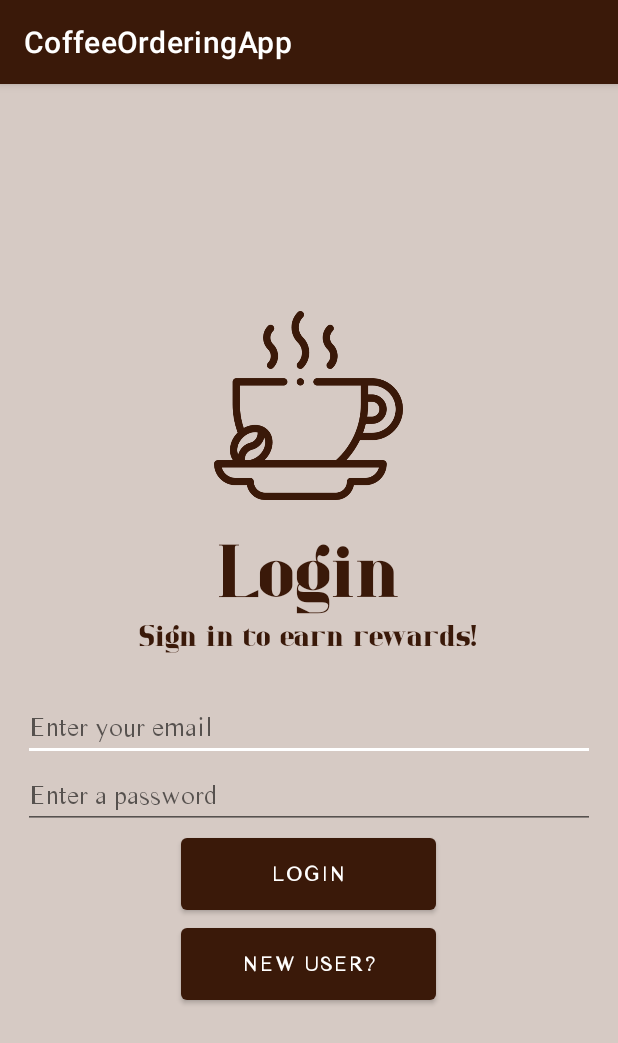
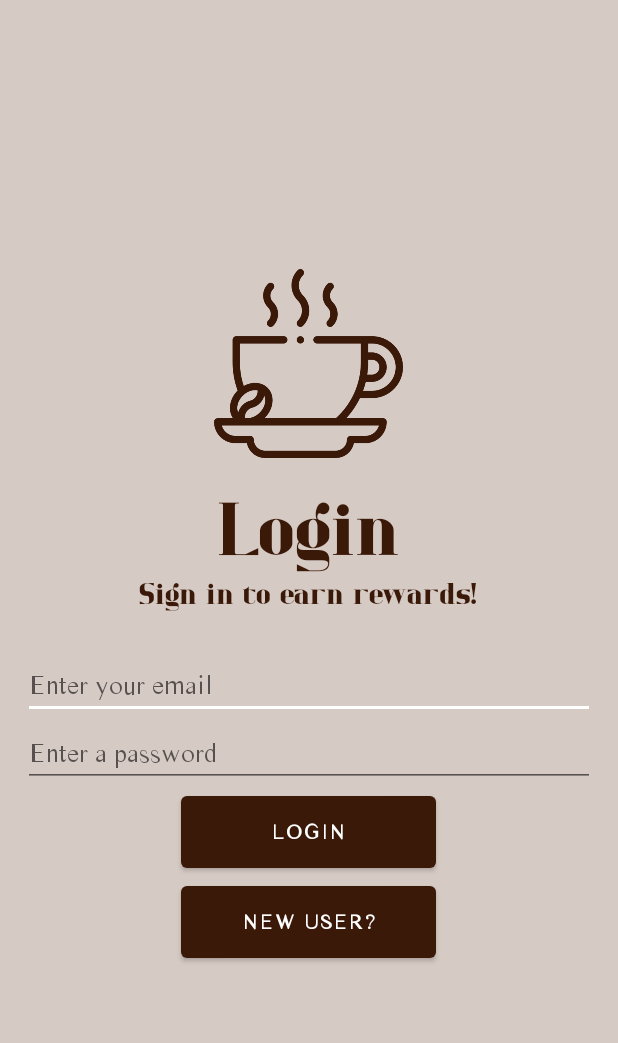
Before and after one commit to h-akram/CoffeeOrderingApp, an Android app: the screen it shows after launch (LoginActivity), on a phone screen of 412 x 824 dp. Shown: the top 1043 px of the screen. Run offline under Robolectric (Android 15) with nearby library versions, the light colour scheme and no system bars; our stand-ins replace Firebase (no records; nobody signed in at launch, a user with empty details on screens opened directly).

Commit message:
removed action bar

```diff
--- a/app/src/main/res/values-night/themes.xml
+++ b/app/src/main/res/values-night/themes.xml
@@ -1,6 +1,6 @@
 <resources xmlns:tools="http://schemas.android.com/tools">
     <!-- Base application theme. -->
-    <style name="Theme.CoffeeOrderingApp" parent="Theme.MaterialComponents.DayNight.DarkActionBar">
+    <style name="Theme.CoffeeOrderingApp" parent="Theme.MaterialComponents.DayNight.NoActionBar">
         <!-- Primary brand color. -->
         <item name="colorPrimary">@color/colorPrimary</item>
         <item name="colorPrimaryDark">@color/colorPrimaryDark</item>
--- a/app/src/main/res/values/themes.xml
+++ b/app/src/main/res/values/themes.xml
@@ -1,6 +1,6 @@
 <resources xmlns:tools="http://schemas.android.com/tools">
     <!-- Base application theme. -->
-    <style name="Theme.CoffeeOrderingApp" parent="Theme.MaterialComponents.DayNight.DarkActionBar">
+    <style name="Theme.CoffeeOrderingApp" parent="Theme.MaterialComponents.DayNight.NoActionBar">
         <!-- Primary brand color. -->
         <item name="colorPrimary">@color/colorPrimary</item>
         <item name="colorPrimaryDark">@color/colorPrimaryDark</item>
```
